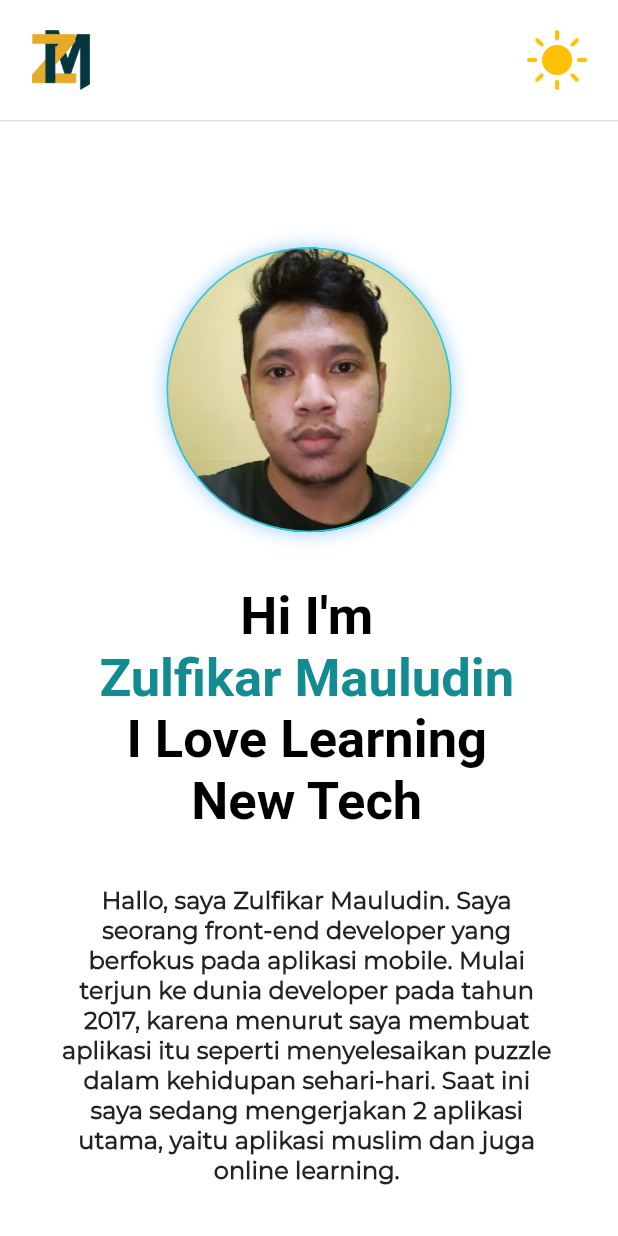
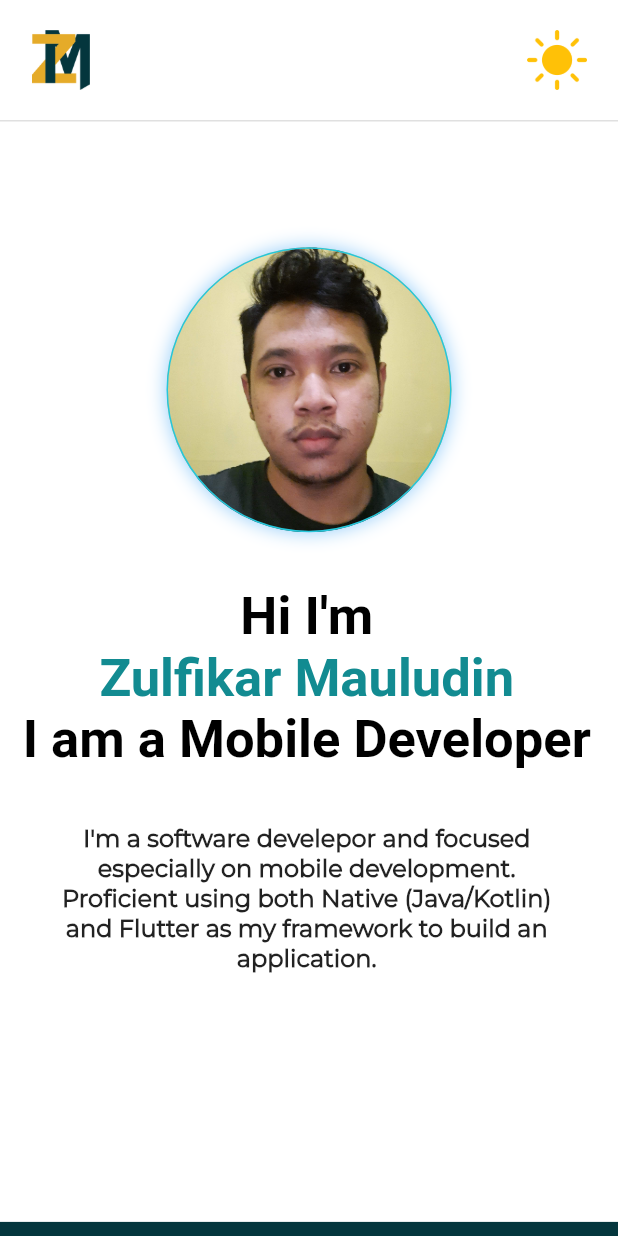
Before and after one commit to zuludin04/portfolio, a Flutter app: the screen it shows after launch, on a phone screen of 412 x 824 dp. Run offline on Flutter 3.47's test engine with Material 2 defaults, Android fonts, the phone set to English and light mode, and no system bars; drawn by our look-alikes of animated_background; our stand-ins replace dio, flutter_svg, get, sliver_tools; missing offline and left inert: dart:html.

Commit message:
update message text

```diff
--- a/lib/ui/dashboard_screen.dart
+++ b/lib/ui/dashboard_screen.dart
@@ -104,7 +104,7 @@ class _DashboardScreenState extends State<DashboardScreen>
                                   text: 'Zulfikar Mauludin \n',
                                   style: TextStyle(color: Color(0xff128B91)),
                                 ),
-                                TextSpan(text: 'I Love Learning \nNew Tech'),
+                                TextSpan(text: 'I am a Mobile Developer'),
                               ],
                             ),
                             textAlign: TextAlign.center,
--- a/lib/utils/contants.dart
+++ b/lib/utils/contants.dart
@@ -6,7 +6,7 @@ import 'package:portfolio/ui/controller/theme_controller.dart';
 import 'package:portfolio/ui/widgets/sliding_button.dart';
 
 var about =
-    "Hallo, saya Zulfikar Mauludin. Saya seorang front-end developer yang berfokus pada aplikasi mobile. Mulai terjun ke dunia developer pada tahun 2017, karena menurut saya membuat aplikasi itu seperti menyelesaikan puzzle dalam kehidupan sehari-hari. Saat ini saya sedang mengerjakan 2 aplikasi utama, yaitu aplikasi muslim dan juga online learning.";
+    "I'm a software develepor and focused especially on mobile development.\nProficient using both Native (Java/Kotlin) and Flutter as my framework to build an application.";
 
 var experiences = [
   Experience(
```
